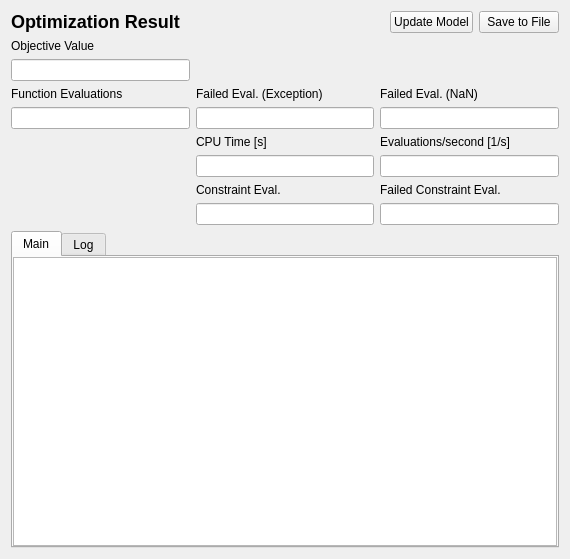
First picture: the form in copasi/UI/CQOptimizationResult.ui, repository copasi/COPASI, before the edit.
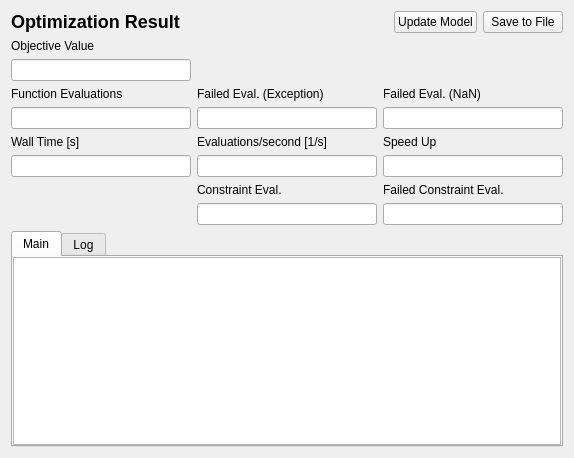
Second picture: the form after the edit. Custom widgets are drawn as their Qt base class.

What changed in the file:
```diff
--- a/copasi/UI/CQOptimizationResult.ui
+++ b/copasi/UI/CQOptimizationResult.ui
@@ -27,8 +27,8 @@
    <rect>
     <x>0</x>
     <y>0</y>
-    <width>570</width>
-    <height>559</height>
+    <width>574</width>
+    <height>458</height>
    </rect>
   </property>
   <property name="windowTitle">
@@ -37,7 +37,7 @@
   <property name="caption" stdset="0">
    <string>Fitting Result</string>
   </property>
-  <layout class="QVBoxLayout">
+  <layout class="QVBoxLayout" name="verticalLayout">
    <item>
     <layout class="QHBoxLayout">
      <item>
@@ -73,72 +73,24 @@
     </layout>
    </item>
    <item>
-    <layout class="QGridLayout">
-     <item row="5" column="1">
-      <widget class="QLineEdit" name="mpEditCPUTime">
-       <property name="readOnly">
-        <bool>true</bool>
-       </property>
-      </widget>
-     </item>
-     <item row="3" column="0">
-      <widget class="QLineEdit" name="mpEditEvaluations">
-       <property name="readOnly">
-        <bool>true</bool>
-       </property>
-      </widget>
-     </item>
-		<item row="6" column="1">
-			<widget class="QLabel" name="mpLblConstraintCounter">
-				<property name="text">
-					<string>Constraint Eval.</string>
-				</property>
-				<property name="wordWrap">
-					<bool>false</bool>
-				</property>
-			</widget>
-		</item>
-		<item row="7" column="1">
-			<widget class="QLineEdit" name="mpEditConstraint">
-				<property name="readOnly">
-					<bool>true</bool>
-				</property>
-			</widget>
-		</item>
-		<item row="6" column="2">
-			<widget class="QLabel" name="mpLblFailedConstraintCounter">
-				<property name="text">
-					<string>Failed Constraint Eval.</string>
-				</property>
-				<property name="wordWrap">
-					<bool>false</bool>
-				</property>
-			</widget>
-		</item>
-		<item row="7" column="2">
-			<widget class="QLineEdit" name="mpEditFailedConstraint">
-				<property name="readOnly">
-					<bool>true</bool>
-				</property>
-			</widget>
-		</item>
-     <item row="5" column="2">
-      <widget class="QLineEdit" name="mpEditSpeed">
-       <property name="readOnly">
-        <bool>true</bool>
-       </property>
-      </widget>
-     </item>
-     <item row="4" column="2">
-      <widget class="QLabel" name="mpLblSpeed">
+    <layout class="QGridLayout" name="gridLayout">
+     <item row="0" column="0">
+      <widget class="QLabel" name="mpLblObjectiveValue">
        <property name="text">
-        <string>Evaluations/second [1/s]</string>
+        <string>Objective Value</string>
        </property>
        <property name="wordWrap">
         <bool>false</bool>
        </property>
       </widget>
      </item>
+     <item row="1" column="0">
+      <widget class="QLineEdit" name="mpEditObjectiveValue">
+       <property name="readOnly">
+        <bool>true</bool>
+       </property>
+      </widget>
+     </item>
      <item row="2" column="0">
       <widget class="QLabel" name="mpLblEvaluations">
        <property name="text">
@@ -149,30 +101,6 @@
        </property>
       </widget>
      </item>
-     <item row="4" column="1">
-      <widget class="QLabel" name="mpLblCPUTime">
-       <property name="text">
-        <string>CPU Time [s]</string>
-       </property>
-       <property name="wordWrap">
-        <bool>false</bool>
-       </property>
-      </widget>
-     </item>
-     <item row="3" column="1">
-      <widget class="QLineEdit" name="mpEditFailedEvaluationsExc">
-       <property name="readOnly">
-        <bool>true</bool>
-       </property>
-      </widget>
-     </item>
-     <item row="3" column="2">
-      <widget class="QLineEdit" name="mpEditFailedEvaluationsNaN">
-       <property name="readOnly">
-        <bool>true</bool>
-       </property>
-      </widget>
-     </item>
      <item row="2" column="1">
       <widget class="QLabel" name="mpLblFailedEvaluationsExc">
        <property name="text">
@@ -193,18 +121,107 @@
        </property>
       </widget>
      </item>
-     <item row="0" column="0">
-      <widget class="QLabel" name="mpLblObjectiveValue">
+     <item row="3" column="0">
+      <widget class="QLineEdit" name="mpEditEvaluations">
+       <property name="readOnly">
+        <bool>true</bool>
+       </property>
+      </widget>
+     </item>
+     <item row="3" column="1">
+      <widget class="QLineEdit" name="mpEditFailedEvaluationsExc">
+       <property name="readOnly">
+        <bool>true</bool>
+       </property>
+      </widget>
+     </item>
+     <item row="3" column="2">
+      <widget class="QLineEdit" name="mpEditFailedEvaluationsNaN">
+       <property name="readOnly">
+        <bool>true</bool>
+       </property>
+      </widget>
+     </item>
+     <item row="4" column="0">
+      <widget class="QLabel" name="mpLbWallTime">
        <property name="text">
-        <string>Objective Value</string>
+        <string>Wall Time [s]</string>
        </property>
        <property name="wordWrap">
         <bool>false</bool>
        </property>
       </widget>
      </item>
-     <item row="1" column="0">
-      <widget class="QLineEdit" name="mpEditObjectiveValue">
+     <item row="4" column="1">
+      <widget class="QLabel" name="mpLblSpeed">
+       <property name="text">
+        <string>Evaluations/second [1/s]</string>
+       </property>
+       <property name="wordWrap">
+        <bool>false</bool>
+       </property>
+      </widget>
+     </item>
+     <item row="4" column="2">
+      <widget class="QLabel" name="mpLblSpeedUp">
+       <property name="text">
+        <string>Speed Up</string>
+       </property>
+       <property name="wordWrap">
+        <bool>false</bool>
+       </property>
+      </widget>
+     </item>
+     <item row="5" column="0">
+      <widget class="QLineEdit" name="mpEditWallTime">
+       <property name="readOnly">
+        <bool>true</bool>
+       </property>
+      </widget>
+     </item>
+     <item row="5" column="1">
+      <widget class="QLineEdit" name="mpEditSpeed">
+       <property name="readOnly">
+        <bool>true</bool>
+       </property>
+      </widget>
+     </item>
+     <item row="5" column="2">
+      <widget class="QLineEdit" name="mpEditSpeedUp">
+       <property name="readOnly">
+        <bool>true</bool>
+       </property>
+      </widget>
+     </item>
+     <item row="6" column="1">
+      <widget class="QLabel" name="mpLblConstraintCounter">
+       <property name="text">
+        <string>Constraint Eval.</string>
+       </property>
+       <property name="wordWrap">
+        <bool>false</bool>
+       </property>
+      </widget>
+     </item>
+     <item row="6" column="2">
+      <widget class="QLabel" name="mpLblFailedConstraintCounter">
+       <property name="text">
+        <string>Failed Constraint Eval.</string>
+       </property>
+       <property name="wordWrap">
+        <bool>false</bool>
+       </property>
+      </widget>
+     </item>
+     <item row="7" column="1">
+      <widget class="QLineEdit" name="mpEditConstraint">
+       <property name="readOnly">
+        <bool>true</bool>
+       </property>
+      </widget>
+     </item>
+     <item row="7" column="2">
+      <widget class="QLineEdit" name="mpEditFailedConstraint">
        <property name="readOnly">
         <bool>true</bool>
        </property>
```
Left out of the diff: 24 changed lines with no effect on the pictures.
